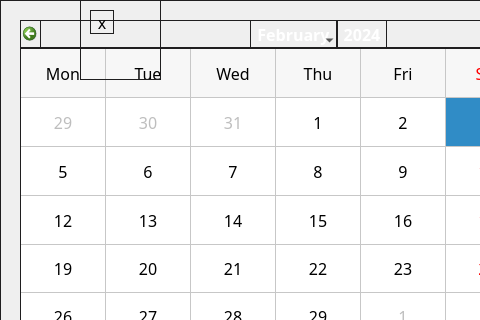
Before: the Qt Designer form src/booking-editor.ui in sc0000/hfmdd-video-system, drawn with Qt 5; both pictures show x 0 to 480 and y 0 to 320 of the 631 by 730 pixel window.
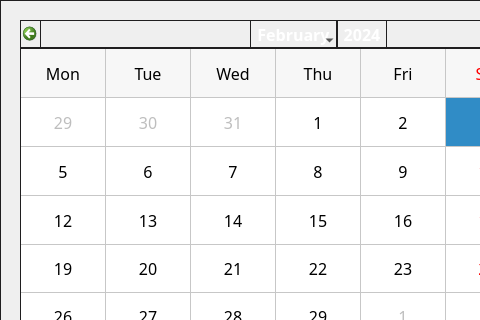
After: the same form once the commit is applied.

Commit message: hand-rolled handlebar

Patch:
```diff
--- a/src/booking-editor.ui
+++ b/src/booking-editor.ui
@@ -418,47 +418,6 @@
     </item>
    </layout>
   </widget>
-  <widget class="QWidget" name="handlebar" native="true">
-   <property name="geometry">
-    <rect>
-     <x>80</x>
-     <y>0</y>
-     <width>81</width>
-     <height>80</height>
-    </rect>
-   </property>
-   <widget class="QPushButton" name="closeButton">
-    <property name="geometry">
-     <rect>
-      <x>10</x>
-      <y>10</y>
-      <width>24</width>
-      <height>24</height>
-     </rect>
-    </property>
-    <property name="sizePolicy">
-     <sizepolicy hsizetype="Fixed" vsizetype="Fixed">
-      <horstretch>0</horstretch>
-      <verstretch>0</verstretch>
-     </sizepolicy>
-    </property>
-    <property name="minimumSize">
-     <size>
-      <width>24</width>
-      <height>24</height>
-     </size>
-    </property>
-    <property name="maximumSize">
-     <size>
-      <width>24</width>
-      <height>24</height>
-     </size>
-    </property>
-    <property name="text">
-     <string>x</string>
-    </property>
-   </widget>
-  </widget>
  </widget>
  <resources/>
  <connections/>
```
The commit also changes 5 other files.
